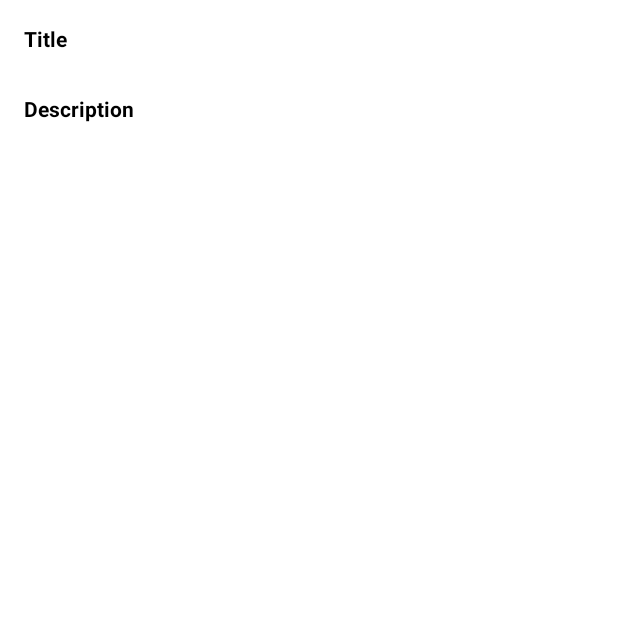
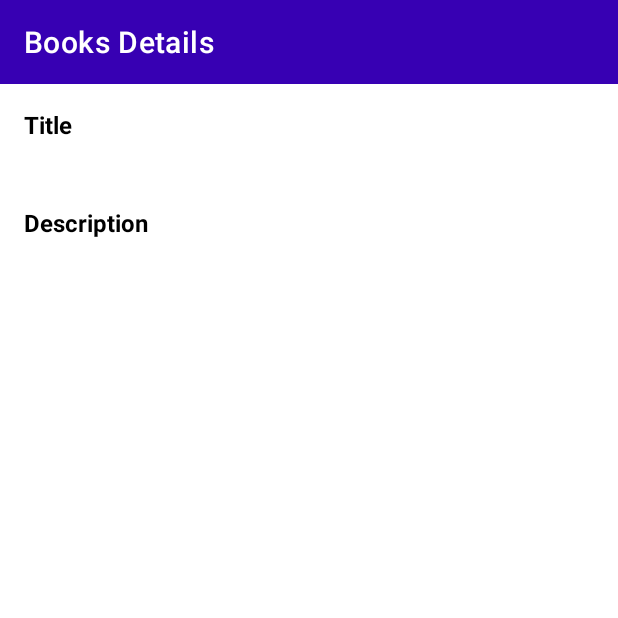
Before and after one commit to LucasCabralDevv/New_York_Times_List_Books, an Android app: the BookDetailsActivity screen opened directly, with no data from a screen before it, on a phone screen of 412 x 824 dp, the top half of it. Before the commit the part shown is almost empty. Run offline under Robolectric (Android 15) with nearby library versions, the phone set to English and light mode, and no system bars.

Commit message:
Refatorando códigos.

```diff
--- a/app/src/main/java/com/lucascabral/newyorktimesbooks/view/BookDetailsActivity.kt
+++ b/app/src/main/java/com/lucascabral/newyorktimesbooks/view/BookDetailsActivity.kt
@@ -5,12 +5,16 @@ import android.content.Intent
 import androidx.appcompat.app.AppCompatActivity
 import android.os.Bundle
 import com.lucascabral.newyorktimesbooks.R
+import com.lucascabral.newyorktimesbooks.view.base.BaseActivity
 import kotlinx.android.synthetic.main.activity_book_details.*
+import kotlinx.android.synthetic.main.include_toolbar.*
 
-class BookDetailsActivity : AppCompatActivity() {
+class BookDetailsActivity : BaseActivity() {
     override fun onCreate(savedInstanceState: Bundle?) {
         super.onCreate(savedInstanceState)
         setContentView(R.layout.activity_book_details)
+
+        setupToolbar(toolbarMain, R.string.toolbarMain_details_title)
 
         bookDetailsTitle.text = intent.getStringExtra(EXTRA_TITLE)
         bookDetailsDescription.text = intent.getStringExtra(EXTRA_DESCRIPTION)
--- a/app/src/main/java/com/lucascabral/newyorktimesbooks/view/BooksActivity.kt
+++ b/app/src/main/java/com/lucascabral/newyorktimesbooks/view/BooksActivity.kt
@@ -8,11 +8,12 @@ import androidx.recyclerview.widget.LinearLayoutManager
 import androidx.recyclerview.widget.RecyclerView
 import com.lucascabral.newyorktimesbooks.R
 import com.lucascabral.newyorktimesbooks.view.adapter.BooksAdapter
-import com.lucascabral.newyorktimesbooks.data.model.Book
+import com.lucascabral.newyorktimesbooks.view.base.BaseActivity
 import com.lucascabral.newyorktimesbooks.viewmodel.BooksViewModel
 import kotlinx.android.synthetic.main.activity_books.*
+import kotlinx.android.synthetic.main.include_toolbar.*
 
-class BooksActivity : AppCompatActivity() {
+class BooksActivity : BaseActivity() {
 
     private lateinit var viewModel: BooksViewModel
 
@@ -20,7 +21,7 @@ class BooksActivity : AppCompatActivity() {
         super.onCreate(savedInstanceState)
         setContentView(R.layout.activity_books)
 
-        setupToolbar()
+        setupToolbar(toolbarMain, R.string.toolbarMain_home_title)
 
         viewModel = ViewModelProvider(this).get(BooksViewModel::class.java)
         viewModel.books.observe(this, Observer {
@@ -37,9 +38,4 @@ class BooksActivity : AppCompatActivity() {
         })
         viewModel.getBooks()
     }
-
-    private fun setupToolbar() {
-        toolbarMain.title = getString(R.string.toolbarMain_title)
-        setSupportActionBar(toolbarMain)
-    }
 }
--- /dev/null
+++ b/app/src/main/java/com/lucascabral/newyorktimesbooks/view/base/BaseActivity.kt
@@ -0,0 +1,12 @@
+package com.lucascabral.newyorktimesbooks.view.base
+
+import androidx.appcompat.app.AppCompatActivity
+import androidx.appcompat.widget.Toolbar
+
+open class BaseActivity: AppCompatActivity() {
+
+    protected fun setupToolbar(toolbar: Toolbar, titleIdRes: Int) {
+        toolbar.title = getString(titleIdRes)
+        setSupportActionBar(toolbar)
+    }
+}
--- a/app/src/main/res/layout/activity_book_details.xml
+++ b/app/src/main/res/layout/activity_book_details.xml
@@ -5,36 +5,34 @@
     android:layout_width="match_parent"
     android:layout_height="match_parent"
     android:orientation="vertical"
-    android:padding="16dp"
     tools:context=".view.BookDetailsActivity">
 
+    <include layout="@layout/include_toolbar"/>
+
     <TextView
+        style="@style/MyTextViewLabel"
         android:layout_width="wrap_content"
         android:layout_height="wrap_content"
-        android:text="@string/book_details_title_label"
-        android:textColor="@color/black"
-        android:textStyle="bold" />
+        android:text="@string/book_details_title_label" />
 
     <TextView
         android:id="@+id/bookDetailsTitle"
+        style="@style/MyTextView"
         android:layout_width="wrap_content"
         android:layout_height="wrap_content"
-        android:textColor="@color/black"
         tools:text="Title" />
 
     <TextView
+        style="@style/MyTextViewLabel"
         android:layout_width="wrap_content"
         android:layout_height="wrap_content"
-        android:layout_marginTop="8dp"
-        android:text="@string/book_details_description_label"
-        android:textColor="@color/black"
-        android:textStyle="bold" />
+        android:text="@string/book_details_description_label" />
 
     <TextView
         android:id="@+id/bookDetailsDescription"
+        style="@style/MyTextView"
         android:layout_width="wrap_content"
         android:layout_height="wrap_content"
-        android:textColor="@color/black"
         tools:text="Description" />
 
 </LinearLayout>
--- a/app/src/main/res/layout/activity_books.xml
+++ b/app/src/main/res/layout/activity_books.xml
@@ -6,15 +6,10 @@
     android:layout_height="match_parent"
     tools:context=".view.BooksActivity">
 
-    <androidx.appcompat.widget.Toolbar
-        android:id="@+id/toolbarMain"
-        android:layout_width="0dp"
-        android:layout_height="?android:attr/actionBarSize"
-        android:background="@color/purple_500"
+    <include layout="@layout/include_toolbar"
         app:layout_constraintLeft_toLeftOf="parent"
         app:layout_constraintRight_toRightOf="parent"
-        app:layout_constraintTop_toTopOf="parent"
-        app:titleTextColor="@color/white" />
+        app:layout_constraintTop_toTopOf="parent"/>
 
     <androidx.recyclerview.widget.RecyclerView
         android:id="@+id/booksRecyclerView"
--- /dev/null
+++ b/app/src/main/res/layout/include_toolbar.xml
@@ -0,0 +1,8 @@
+<?xml version="1.0" encoding="utf-8"?>
+<androidx.appcompat.widget.Toolbar xmlns:android="http://schemas.android.com/apk/res/android"
+    xmlns:app="http://schemas.android.com/apk/res-auto"
+    android:id="@+id/toolbarMain"
+    android:layout_width="match_parent"
+    android:layout_height="?android:attr/actionBarSize"
+    android:background="@color/purple_700"
+    app:titleTextColor="@color/white" />
--- a/app/src/main/res/values/strings.xml
+++ b/app/src/main/res/values/strings.xml
@@ -1,6 +1,7 @@
 <resources>
     <string name="app_name">New York Times Books</string>
-    <string name="toolbarMain_title">Books</string>
+    <string name="toolbarMain_home_title">Books</string>
+    <string name="toolbarMain_details_title">Books Details</string>
 
     // Book Details
     <string name="book_details_title_label">Title</string>
--- a/app/src/main/res/values/themes.xml
+++ b/app/src/main/res/values/themes.xml
@@ -13,4 +13,19 @@
         <item name="android:statusBarColor" tools:targetApi="l">?attr/colorPrimaryVariant</item>
         <!-- Customize your theme here. -->
     </style>
+
+    <style name="MyTextView">
+        <item name="android:textColor">@color/black</item>
+        <item name="android:layout_marginTop">8dp</item>
+        <item name="android:layout_marginStart">16dp</item>
+        <item name="android:textSize">14sp</item>
+    </style>
+
+    <style name="MyTextViewLabel">
+        <item name="android:textColor">@color/black</item>
+        <item name="android:layout_marginTop">16dp</item>
+        <item name="android:layout_marginStart">16dp</item>
+        <item name="android:textSize">16sp</item>
+        <item name="android:textStyle">bold</item>
+    </style>
 </resources>
```
